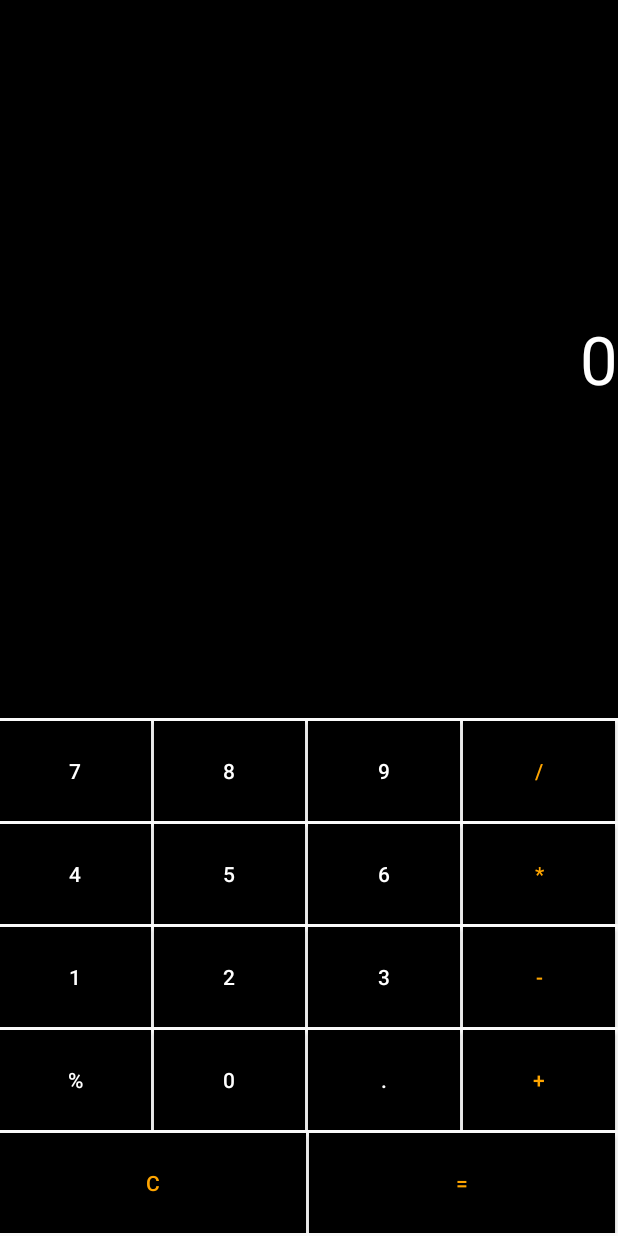
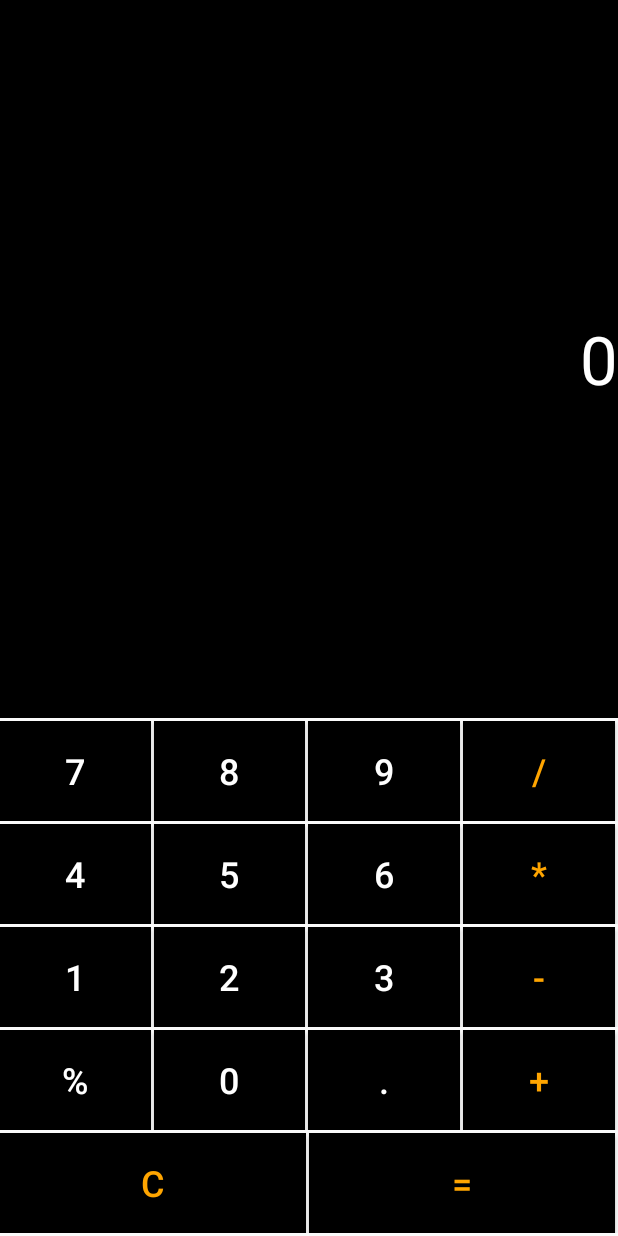
Before and after one commit to swathiv7/Calculator-Application, an Android app built with Jetpack Compose: the screen it shows after launch (MainActivity), on a phone screen of 412 x 824 dp. Run offline under Robolectric (Android 15) with nearby library versions, the phone set to English and light mode, and no system bars.

Commit message:
Digits size changed

```diff
--- a/app/src/main/res/layout/activity_main.xml
+++ b/app/src/main/res/layout/activity_main.xml
@@ -9,12 +9,12 @@
     <EditText
         android:id="@+id/editText"
         android:layout_width="match_parent"
+        android:layout_height="0dp"
         android:layout_marginBottom="1pt"
-        android:layout_height="wrap_content"
         android:ems="10"
         android:layout_weight="1"
         android:background="@color/black"
-        android:gravity="right|center"
+        android:gravity="end|center"
         android:textColor="@color/white"
         android:textSize="20pt"
         android:inputType="textPersonName"
@@ -36,6 +36,7 @@
                 android:layout_height="30pt"
                 android:layout_weight="1"
                 android:textColor="@color/white"
+                android:textSize="24dp"
                 android:layout_width="30pt"
                 android:background="@color/black"/>
             <Button
@@ -46,6 +47,7 @@
                 android:layout_height="30pt"
                 android:layout_weight="1"
                 android:textColor="@color/white"
+                android:textSize="24dp"
                 android:layout_width="30pt"
                 android:background="@color/black" />
             <Button
@@ -56,6 +58,7 @@
                 android:layout_height="30pt"
                 android:layout_weight="1"
                 android:textColor="@color/white"
+                android:textSize="24dp"
                 android:layout_width="30pt"
                 android:background="@color/black"/>
             <Button
@@ -65,6 +68,7 @@
                 android:layout_marginEnd="1pt"
                 android:layout_height="30pt"
                 android:textColor="@color/orange"
+                android:textSize="24dp"
                 android:layout_weight="1"
                 android:layout_width="30pt"
                 android:background="@color/black"/>
@@ -85,6 +89,7 @@
                 android:layout_marginRight="1pt"
                 android:onClick="numberEvent"
                 android:textColor="@color/white"
+                android:textSize="24dp"
                 android:layout_height="30pt"
                 android:layout_weight="1"
                 android:layout_width="30pt"
@@ -95,6 +100,7 @@
                 android:layout_marginRight="1pt"
                 android:layout_height="30pt"
                 android:textColor="@color/white"
+                android:textSize="24dp"
                 android:onClick="numberEvent"
                 android:layout_weight="1"
                 android:layout_width="30pt"
@@ -106,6 +112,7 @@
                 android:onClick="numberEvent"
                 android:layout_height="30pt"
                 android:textColor="@color/white"
+                android:textSize="24dp"
                 android:layout_weight="1"
                 android:layout_width="30pt"
                 android:background="@color/black"/>
@@ -116,6 +123,7 @@
                 android:layout_marginRight="1pt"
                 android:layout_height="30pt"
                 android:textColor="@color/orange"
+                android:textSize="24dp"
                 android:layout_weight="1"
                 android:layout_width="30pt"
                 android:background="@color/black"/>
@@ -138,6 +146,7 @@
                 android:layout_height="30pt"
                 android:layout_weight="1"
                 android:textColor="@color/white"
+                android:textSize="24dp"
                 android:onClick="numberEvent"
                 android:layout_width="30pt"
                 android:background="@color/black"/>
@@ -147,6 +156,7 @@
                 android:layout_marginRight="1pt"
                 android:layout_height="30pt"
                 android:textColor="@color/white"
+                android:textSize="24dp"
                 android:layout_weight="1"
                 android:onClick="numberEvent"
                 android:layout_width="30pt"
@@ -162,7 +172,8 @@
                 android:background="@color/black"
                 android:onClick="numberEvent"
                 android:text="@string/three"
-                android:textColor="@color/white" />
+                android:textColor="@color/white"
+                android:textSize="24dp"/>
 
             <Button
                 android:id="@+id/btnMinus"
@@ -171,6 +182,7 @@
                 android:layout_height="30pt"
                 android:onClick="operatorEvent"
                 android:textColor="@color/orange"
+                android:textSize="24dp"
                 android:layout_weight="1"
                 android:layout_width="30pt"
                 android:background="@color/black"
@@ -195,6 +207,7 @@
                 android:layout_weight="1"
                 android:layout_width="30pt"
                 android:textColor="@color/white"
+                android:textSize="24dp"
                 android:background="@color/black"/>
             <Button
                 android:id="@+id/btnZero"
@@ -203,6 +216,7 @@
                 android:layout_height="30pt"
                 android:layout_weight="1"
                 android:textColor="@color/white"
+                android:textSize="24dp"
                 android:layout_width="30pt"
                 android:onClick="numberEvent"
                 android:background="@color/black"/>
@@ -214,6 +228,7 @@
                 android:onClick="numberEvent"
                 android:layout_weight="1"
                 android:textColor="@color/white"
+                android:textSize="24dp"
                 android:layout_width="30pt"
                 android:background="@color/black" />
             <Button
@@ -223,6 +238,7 @@
                 android:layout_height="30pt"
                 android:layout_weight="1"
                 android:textColor="@color/orange"
+                android:textSize="24dp"
                 android:onClick="operatorEvent"
                 android:layout_width="30pt"
                 android:background="@color/black" />
@@ -245,6 +261,7 @@
                 android:layout_weight="1"
                 android:layout_width="30pt"
                 android:textColor="@color/orange"
+                android:textSize="24dp"
                 android:onClick="clearEvent"
                 android:background="@color/black" />
 
@@ -256,6 +273,7 @@
                 android:layout_weight="1"
                 android:onClick="equalEvent"
                 android:textColor="@color/orange"
+                android:textSize="24dp"
                 android:layout_width="30pt"
                 android:background="@color/black" />
         </TableRow>
```
